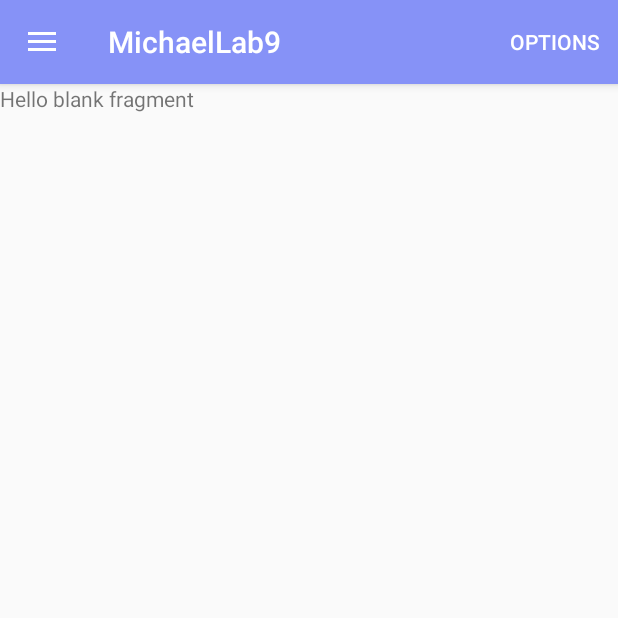
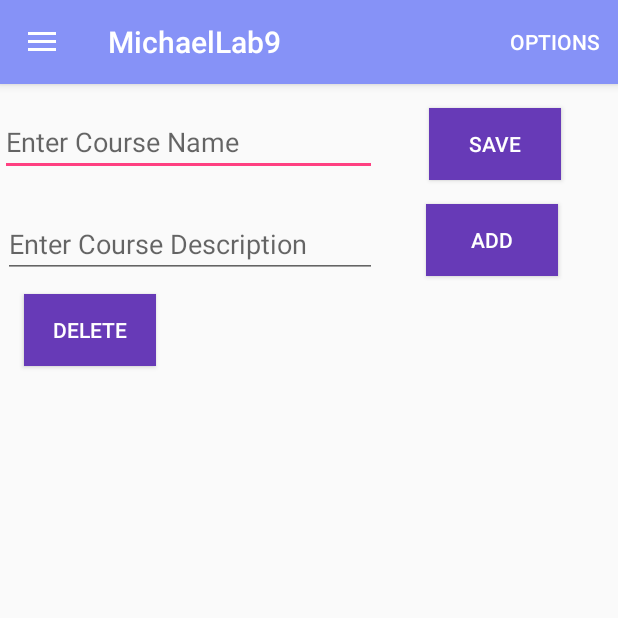
Before and after one commit to Michael-Quon/Android-Studio-Lab-9, an Android app: the screen it shows after launch (QuonActivity9), on a phone screen of 412 x 824 dp, the top half of it. Run offline under Robolectric (Android 15) with nearby library versions, the phone set to English and light mode, and no system bars.

Commit message:
Updated the implementation. Created the Mi1chaelFragment.java to be the default screen that is opened. Can add a course name and description as well as save it to sharedpreferences or delete.

```diff
--- a/MichaelModule9/build.gradle
+++ b/MichaelModule9/build.gradle
@@ -33,6 +33,7 @@ dependencies {
     implementation 'androidx.appcompat:appcompat:1.6.1'
     implementation 'com.google.android.material:material:1.11.0'
     implementation 'androidx.constraintlayout:constraintlayout:2.1.4'
+    implementation 'com.google.code.gson:gson:2.10.1'
     testImplementation 'junit:junit:4.13.2'
     androidTestImplementation 'androidx.test.ext:junit:1.1.5'
     androidTestImplementation 'androidx.test.espresso:espresso-core:3.5.1'
--- /dev/null
+++ b/MichaelModule9/src/main/java/michael/quon/n01565129/mq/CourseAdapter.java
@@ -0,0 +1,61 @@
+package michael.quon.n01565129.mq;
+
+import android.content.Context;
+import android.view.LayoutInflater;
+import android.view.View;
+import android.view.ViewGroup;
+import android.widget.TextView;
+
+import androidx.annotation.NonNull;
+import androidx.recyclerview.widget.RecyclerView;
+
+import java.util.ArrayList;
+
+public class CourseAdapter extends RecyclerView.Adapter<CourseAdapter.ViewHolder> {
+
+    // creating a variable for array list and context.
+    private ArrayList<CourseModal> courseModalArrayList;
+    private Context context;
+
+    // creating a constructor for our variables.
+    public CourseAdapter(ArrayList<CourseModal> courseModalArrayList, Context context) {
+        this.courseModalArrayList = courseModalArrayList;
+        this.context = context;
+    }
+
+    @NonNull
+    @Override
+    public CourseAdapter.ViewHolder onCreateViewHolder(@NonNull ViewGroup parent, int viewType) {
+        // below line is to inflate our layout.
+        View view = LayoutInflater.from(parent.getContext()).inflate(R.layout.course_rv_item, parent, false);
+        return new ViewHolder(view);
+    }
+
+    @Override
+    public void onBindViewHolder(@NonNull CourseAdapter.ViewHolder holder, int position) {
+        // setting data to our views of recycler view.
+        CourseModal modal = courseModalArrayList.get(position);
+        holder.courseNameTV.setText(modal.getCourseName());
+        holder.courseDescTV.setText(modal.getCourseDescription());
+    }
+
+    @Override
+    public int getItemCount() {
+        // returning the size of array list.
+        return courseModalArrayList.size();
+    }
+
+    public class ViewHolder extends RecyclerView.ViewHolder {
+
+        // creating variables for our views.
+        private TextView courseNameTV, courseDescTV;
+
+        public ViewHolder(@NonNull View itemView) {
+            super(itemView);
+
+            // initializing our views with their ids.
+            courseNameTV = itemView.findViewById(R.id.idTVCourseName);
+            courseDescTV = itemView.findViewById(R.id.idTVCourseDescription);
+        }
+    }
+}
--- /dev/null
+++ b/MichaelModule9/src/main/java/michael/quon/n01565129/mq/Mi1chaelFragment.java
@@ -0,0 +1,124 @@
+// Michael Quon N01565129
+package michael.quon.n01565129.mq;
+
+import android.content.Context;
+import android.content.SharedPreferences;
+import android.os.Bundle;
+import android.view.LayoutInflater;
+import android.view.View;
+import android.view.ViewGroup;
+import android.widget.Button;
+import android.widget.EditText;
+import android.widget.Toast;
+
+import androidx.fragment.app.Fragment;
+import androidx.recyclerview.widget.LinearLayoutManager;
+import androidx.recyclerview.widget.RecyclerView;
+
+import com.google.gson.Gson;
+import com.google.gson.reflect.TypeToken;
+
+import java.lang.reflect.Type;
+import java.util.ArrayList;
+
+public class Mi1chaelFragment extends Fragment {
+
+    private EditText courseNameEdt, courseDescEdt;
+    private Button addBtn, deleteBtn;
+    private RecyclerView courseRV;
+
+    private ArrayList<CourseModal> courseModalArrayList;
+    private CourseAdapter adapter;
+
+    public Mi1chaelFragment() {
+        // Required empty public constructor
+    }
+
+    @Override
+    public View onCreateView(LayoutInflater inflater, ViewGroup container,
+                             Bundle savedInstanceState) {
+        View view = inflater.inflate(R.layout.fragment_michael1, container, false);
+
+        // Initializing UI components
+        courseNameEdt = view.findViewById(R.id.idEdtCourseName);
+        courseDescEdt = view.findViewById(R.id.idEdtCourseDescription);
+        addBtn = view.findViewById(R.id.idBtnAdd);
+        deleteBtn = view.findViewById(R.id.delete_button);
+        courseRV = view.findViewById(R.id.idRVCourses);
+
+        // Load data from SharedPreferences
+        loadDataFromSharedPreferences();
+
+        // Build RecyclerView
+        buildRecyclerView();
+
+        // Add button click listener
+        addBtn.setOnClickListener(new View.OnClickListener() {
+            @Override
+            public void onClick(View v) {
+                // Add course to the list
+                String name = courseNameEdt.getText().toString();
+                String desc = courseDescEdt.getText().toString();
+                if (!name.isEmpty() && !desc.isEmpty()) {
+                    courseModalArrayList.add(new CourseModal(name, desc));
+                    adapter.notifyDataSetChanged(); // Notify RecyclerView adapter
+                    saveDataToSharedPreferences(); // Save data to SharedPreferences
+                    courseNameEdt.setText(""); // Clear course name field
+                    courseDescEdt.setText(""); // Clear course description field
+                } else {
+                    Toast.makeText(getContext(), "Please fill in both fields", Toast.LENGTH_SHORT).show();
+                }
+            }
+        });
+
+        // Delete button click listener
+        deleteBtn.setOnClickListener(new View.OnClickListener() {
+            @Override
+            public void onClick(View v) {
+                // Clear the list of courses
+                courseModalArrayList.clear();
+                adapter.notifyDataSetChanged(); // Notify RecyclerView adapter
+                clearSharedPreferences(); // Clear data in SharedPreferences
+                Toast.makeText(getContext(), "Deleted all courses", Toast.LENGTH_SHORT).show();
+            }
+        });
+
+        return view;
+    }
+
+    private void buildRecyclerView() {
+        adapter = new CourseAdapter(courseModalArrayList, getContext());
+        courseRV.setLayoutManager(new LinearLayoutManager(getContext()));
+        courseRV.setAdapter(adapter);
+    }
+
+    private void loadDataFromSharedPreferences() {
+        SharedPreferences sharedPreferences = getActivity().getSharedPreferences("shared preferences", Context.MODE_PRIVATE);
+        Gson gson = new Gson();
+        String json = sharedPreferences.getString("courses", null);
+        Type type = new TypeToken<ArrayList<CourseModal>>() {}.getType();
+        courseModalArrayList = gson.fromJson(json, type);
+
+        if (courseModalArrayList == null) {
+            courseModalArrayList = new ArrayList<>();
+        }
+    }
+
+    private void saveDataToSharedPreferences() {
+        SharedPreferences sharedPreferences = getActivity().getSharedPreferences("shared preferences", Context.MODE_PRIVATE);
+        SharedPreferences.Editor editor = sharedPreferences.edit();
+        Gson gson = new Gson();
+        String json = gson.toJson(courseModalArrayList);
+        editor.putString("courses", json);
+        editor.apply();
+
+        Toast.makeText(getContext(), "Saved data to SharedPreferences", Toast.LENGTH_SHORT).show();
+    }
+
+    private void clearSharedPreferences() {
+        SharedPreferences sharedPreferences = getActivity().getSharedPreferences("shared preferences", Context.MODE_PRIVATE);
+        SharedPreferences.Editor editor = sharedPreferences.edit();
+        editor.remove("courses");
+        editor.apply();
+    }
+}
--- a/MichaelModule9/src/main/java/michael/quon/n01565129/mq/Michael1Fragment.java
+++ b/MichaelModule9/src/main/java/michael/quon/n01565129/mq/Qu2onFragment.java
@@ -9,21 +9,16 @@ import android.view.LayoutInflater;
 import android.view.View;
 import android.view.ViewGroup;
 
-public class Michael1Fragment extends Fragment {
+public class Qu2onFragment extends Fragment {
 
-    public Michael1Fragment() {
+    public Qu2onFragment() {
         // Required empty public constructor
-    }
-
-    @Override
-    public void onCreate(Bundle savedInstanceState) {
-        super.onCreate(savedInstanceState);
     }
 
     @Override
     public View onCreateView(LayoutInflater inflater, ViewGroup container,
                              Bundle savedInstanceState) {
         // Inflate the layout for this fragment
-        return inflater.inflate(R.layout.fragment_michael1, container, false);
+        return inflater.inflate(R.layout.fragment_quon2, container, false);
     }
 }
--- a/MichaelModule9/src/main/java/michael/quon/n01565129/mq/QuonActivity9.java
+++ b/MichaelModule9/src/main/java/michael/quon/n01565129/mq/QuonActivity9.java
@@ -48,7 +48,7 @@ public class QuonActivity9 extends AppCompatActivity implements NavigationView.O
         toggle.syncState();
 
         if (savedInstanceState == null) {
-            getSupportFragmentManager().beginTransaction().replace(R.id.fragment_container, new Michael1Fragment()).commit();
+            getSupportFragmentManager().beginTransaction().replace(R.id.fragment_container, new Mi1chaelFragment()).commit();
             navigationView.setCheckedItem(R.id.Mic_nav_toggle);
         }
 
@@ -65,9 +65,9 @@ public class QuonActivity9 extends AppCompatActivity implements NavigationView.O
     public boolean onNavigationItemSelected(@NonNull MenuItem item) {
         int itemId = item.getItemId();
         if (itemId == R.id.Mic_nav_toggle) {
-            getSupportFragmentManager().beginTransaction().replace(R.id.fragment_container, new Michael1Fragment()).commit();
+            getSupportFragmentManager().beginTransaction().replace(R.id.fragment_container, new Mi1chaelFragment()).commit();
         } else if (itemId == R.id.Mic_nav_search) {
-            getSupportFragmentManager().beginTransaction().replace(R.id.fragment_container, new Quon2Fragment()).commit();
+            getSupportFragmentManager().beginTransaction().replace(R.id.fragment_container, new Qu2onFragment()).commit();
         }
 
         drawerLayout.closeDrawer(GravityCompat.START);
--- a/MichaelModule9/src/main/res/layout/fragment_michael1.xml
+++ b/MichaelModule9/src/main/res/layout/fragment_michael1.xml
@@ -1,14 +1,73 @@
 <?xml version="1.0" encoding="utf-8"?>
 <androidx.constraintlayout.widget.ConstraintLayout xmlns:android="http://schemas.android.com/apk/res/android"
+    xmlns:app="http://schemas.android.com/apk/res-auto"
     xmlns:tools="http://schemas.android.com/tools"
     android:layout_width="match_parent"
     android:layout_height="match_parent"
-    tools:context=".Michael1Fragment">
+    android:orientation="vertical"
+    tools:context=".Mi1chaelFragment">
 
-    <!-- TODO: Update blank fragment layout -->
-    <TextView
+    <EditText
+        android:id="@+id/idEdtCourseName"
+        android:layout_width="251dp"
+        android:layout_height="wrap_content"
+        android:layout_marginTop="16dp"
+        android:hint="@string/enter_course_name"
+        app:layout_constraintStart_toStartOf="parent"
+        app:layout_constraintTop_toTopOf="parent" />
+
+    <EditText
+        android:id="@+id/idEdtCourseDescription"
+        android:layout_width="249dp"
+        android:layout_height="wrap_content"
+        android:layout_marginStart="2dp"
+        android:layout_marginTop="84dp"
+        android:hint="@string/enter_course_description"
+        app:layout_constraintStart_toStartOf="parent"
+        app:layout_constraintTop_toTopOf="parent" />
+
+    <Button
+        android:id="@+id/idBtnAdd"
+        android:layout_width="wrap_content"
+        android:layout_height="wrap_content"
+        android:layout_marginStart="284dp"
+        android:layout_marginTop="80dp"
+        android:background="@color/purple"
+        android:text="@string/add"
+        android:textColor="@color/white"
+        app:layout_constraintStart_toStartOf="parent"
+        app:layout_constraintTop_toTopOf="parent" />
+
+    <Button
+        android:id="@+id/idBtnSave"
+        android:layout_width="wrap_content"
+        android:layout_height="wrap_content"
+        android:layout_marginStart="286dp"
+        android:layout_marginTop="16dp"
+        android:text="@string/save"
+        android:background="@color/purple"
+        android:textColor="@color/white"
+        app:layout_constraintStart_toStartOf="parent"
+        app:layout_constraintTop_toTopOf="parent" />
+
+    <Button
+        android:id="@+id/delete_button"
+        android:layout_width="wrap_content"
+        android:layout_height="wrap_content"
+        android:layout_marginStart="16dp"
+        android:layout_marginTop="140dp"
+        android:background="@color/purple"
+        android:text="@string/delete"
+        android:textColor="@color/white"
+        app:layout_constraintStart_toStartOf="parent"
+        app:layout_constraintTop_toTopOf="parent" />
+
+    <androidx.recyclerview.widget.RecyclerView
+        android:id="@+id/idRVCourses"
         android:layout_width="match_parent"
-        android:layout_height="match_parent"
-        android:text="@string/hello_blank_fragment" />
+        android:layout_height="wrap_content"
+        android:layout_marginTop="208dp"
+        app:layout_constraintStart_toStartOf="parent"
+        app:layout_constraintTop_toTopOf="parent" />
 
 </androidx.constraintlayout.widget.ConstraintLayout>
--- a/MichaelModule9/src/main/res/layout/fragment_quon2.xml
+++ b/MichaelModule9/src/main/res/layout/fragment_quon2.xml
@@ -3,7 +3,7 @@
     xmlns:tools="http://schemas.android.com/tools"
     android:layout_width="match_parent"
     android:layout_height="match_parent"
-    tools:context=".Quon2Fragment">
+    tools:context=".Qu2onFragment">
 
     <!-- TODO: Update blank fragment layout -->
     <TextView
--- a/MichaelModule9/src/main/res/values/colors.xml
+++ b/MichaelModule9/src/main/res/values/colors.xml
@@ -8,5 +8,6 @@
     <color name="navigation_bar_color_light">#FFFFFF</color>
     <color name="plum_purple">#8C24A7</color>
     <color name="lavender">#8692f7</color>
+    <color name="purple">#673AB7</color>
 
 </resources>
--- a/MichaelModule9/src/main/res/values/strings.xml
+++ b/MichaelModule9/src/main/res/values/strings.xml
@@ -20,4 +20,11 @@
     <string name="search_up">SEARCH</string>
     <string name="please_enter_a_search_phrase">Please Enter a Search Phrase.</string>
     <string name="no_app_can_handle_this_request">No app can handle this request</string>
+    <string name="add">Add</string>
+    <string name="save">Save</string>
+    <string name="enter_course_name">Enter Course Name</string>
+    <string name="enter_course_description">Enter Course Description</string>
+    <string name="delete">Delete</string>
+    <string name="course_name">Course Name</string>
+    <string name="course_description">COurse Description</string>
 </resources>
```
Also changed, not shown: MichaelModule9/src/main/java/michael/quon/n01565129/mq/CourseModal.java (added, +32 -0 lines), MichaelModule9/src/main/java/michael/quon/n01565129/mq/Quon2Fragment.java (deleted, +0 -24 lines), MichaelModule9/src/main/res/layout/course_rv_item.xml (added, +37 -0 lines).
